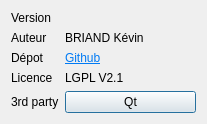
First picture: the form in about.ui, repository firedream89/customer-database, before the edit.
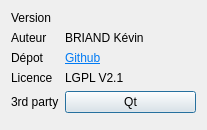
Second picture: the form after the edit.

Diff of the .ui file:
```diff
--- a/about.ui
+++ b/about.ui
@@ -7,7 +7,7 @@
     <x>0</x>
     <y>0</y>
     <width>207</width>
-    <height>122</height>
+    <height>130</height>
    </rect>
   </property>
   <property name="windowTitle">
```
Left out of the diff: 8 changed lines with no effect on the pictures.
